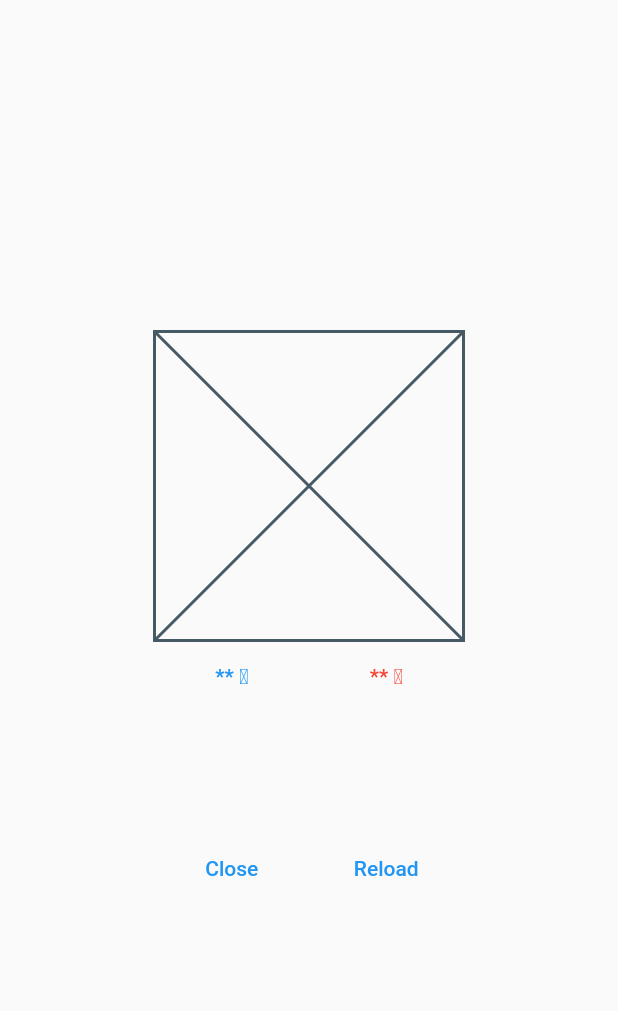
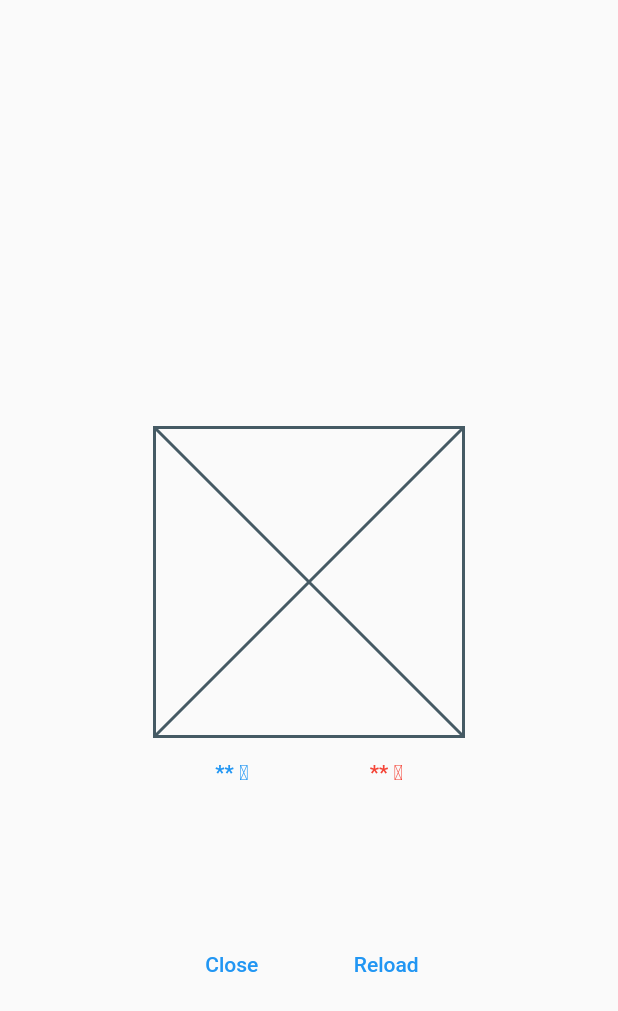
Before and after one commit to iseruuuuu/flutter_yumemi_training_app, a Flutter app: the screen it shows after launch, on a phone screen of 412 x 824 dp. Shown: the top 1011 px of the screen. Run offline on Flutter 3.47's test engine with Material 2 defaults, Android fonts, the phone set to English and light mode, and no system bars.

Commit message:
fix: Adjusted the position of the Widget's UI

```diff
--- a/lib/screen/weather_screen.dart
+++ b/lib/screen/weather_screen.dart
@@ -15,8 +15,8 @@ class _WeatherScreenState extends State<WeatherScreen> {
     final deviceWidthSize = MediaQuery.of(context).size.width;
     return Scaffold(
       body: Column(
-        mainAxisAlignment: MainAxisAlignment.center,
         children: [
+          const Spacer(flex: 2),
           Center(
             child: SizedBox(
               width: deviceWidthSize / 2,
@@ -37,6 +37,10 @@ class _WeatherScreenState extends State<WeatherScreen> {
               ),
             ),
           ),
+          Expanded(
+            flex: 2,
+            child: Column(
+              children: [
                 const SizedBox(height: 80),
                 SizedBox(
                   width: deviceWidthSize / 2,
@@ -50,6 +54,9 @@ class _WeatherScreenState extends State<WeatherScreen> {
                 ),
               ],
             ),
+          ),
+        ],
+      ),
     );
   }
 }
```
Lines whose indentation alone changed are shown as unchanged.
